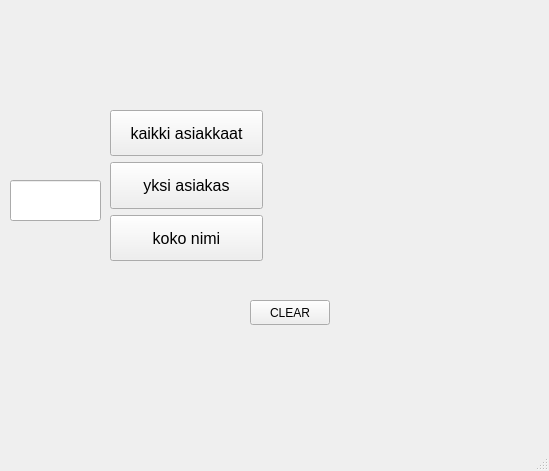
Before: the Qt Designer form qt_frotend/mainwindow.ui in t9musa/qt_example, drawn with Qt 5.
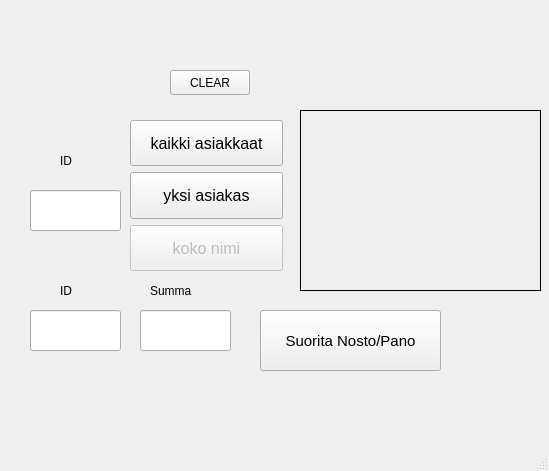
After: the same form once the commit is applied.

```diff
--- a/qt_frotend/mainwindow.ui
+++ b/qt_frotend/mainwindow.ui
@@ -17,8 +17,8 @@
    <widget class="QLabel" name="label">
     <property name="geometry">
      <rect>
-      <x>280</x>
-      <y>100</y>
+      <x>300</x>
+      <y>110</y>
       <width>241</width>
       <height>181</height>
      </rect>
@@ -28,6 +28,9 @@
       <pointsize>12</pointsize>
      </font>
     </property>
+    <property name="frameShape">
+     <enum>QFrame::Box</enum>
+    </property>
     <property name="text">
      <string/>
     </property>
@@ -35,8 +38,8 @@
    <widget class="QWidget" name="verticalLayoutWidget">
     <property name="geometry">
      <rect>
-      <x>110</x>
-      <y>110</y>
+      <x>130</x>
+      <y>120</y>
       <width>153</width>
       <height>151</height>
      </rect>
@@ -80,6 +83,9 @@
      </item>
      <item>
       <widget class="QPushButton" name="btnGetFullName">
+       <property name="enabled">
+        <bool>false</bool>
+       </property>
        <property name="sizePolicy">
         <sizepolicy hsizetype="Preferred" vsizetype="Preferred">
          <horstretch>0</horstretch>
@@ -101,8 +107,8 @@
    <widget class="QPushButton" name="clear">
     <property name="geometry">
      <rect>
-      <x>250</x>
-      <y>300</y>
+      <x>170</x>
+      <y>70</y>
       <width>80</width>
       <height>25</height>
      </rect>
@@ -114,8 +120,8 @@
    <widget class="QLineEdit" name="lineEdit">
     <property name="geometry">
      <rect>
-      <x>10</x>
-      <y>180</y>
+      <x>30</x>
+      <y>190</y>
       <width>91</width>
       <height>41</height>
      </rect>
@@ -126,6 +132,114 @@
      </font>
     </property>
    </widget>
+   <widget class="QLabel" name="label_2">
+    <property name="geometry">
+     <rect>
+      <x>60</x>
+      <y>150</y>
+      <width>31</width>
+      <height>21</height>
+     </rect>
+    </property>
+    <property name="font">
+     <font>
+      <pointsize>9</pointsize>
+     </font>
+    </property>
+    <property name="text">
+     <string>ID</string>
+    </property>
+   </widget>
+   <widget class="QLineEdit" name="lineEditRaiseID">
+    <property name="geometry">
+     <rect>
+      <x>30</x>
+      <y>310</y>
+      <width>91</width>
+      <height>41</height>
+     </rect>
+    </property>
+    <property name="font">
+     <font>
+      <pointsize>12</pointsize>
+     </font>
+    </property>
+   </widget>
+   <widget class="QLabel" name="label_3">
+    <property name="geometry">
+     <rect>
+      <x>60</x>
+      <y>280</y>
+      <width>31</width>
+      <height>21</height>
+     </rect>
+    </property>
+    <property name="font">
+     <font>
+      <pointsize>9</pointsize>
+     </font>
+    </property>
+    <property name="text">
+     <string>ID</string>
+    </property>
+   </widget>
+   <widget class="QLineEdit" name="lineEditRaiseAmount">
+    <property name="geometry">
+     <rect>
+      <x>140</x>
+      <y>310</y>
+      <width>91</width>
+      <height>41</height>
+     </rect>
+    </property>
+    <property name="font">
+     <font>
+      <pointsize>12</pointsize>
+     </font>
+    </property>
+   </widget>
+   <widget class="QLabel" name="label_4">
+    <property name="geometry">
+     <rect>
+      <x>150</x>
+      <y>280</y>
+      <width>51</width>
+      <height>21</height>
+     </rect>
+    </property>
+    <property name="font">
+     <font>
+      <pointsize>9</pointsize>
+     </font>
+    </property>
+    <property name="text">
+     <string>Summa</string>
+    </property>
+   </widget>
+   <widget class="QPushButton" name="btnRaise">
+    <property name="geometry">
+     <rect>
+      <x>260</x>
+      <y>310</y>
+      <width>181</width>
+      <height>61</height>
+     </rect>
+    </property>
+    <property name="sizePolicy">
+     <sizepolicy hsizetype="Preferred" vsizetype="Preferred">
+      <horstretch>0</horstretch>
+      <verstretch>0</verstretch>
+     </sizepolicy>
+    </property>
+    <property name="font">
+     <font>
+      <pointsize>11</pointsize>
+     </font>
+    </property>
+    <property name="text">
+     <string>Suorita Nosto/Pano</string>
+    </property>
+   </widget>
   </widget>
   <widget class="QMenuBar" name="menubar">
    <property name="geometry">
```
